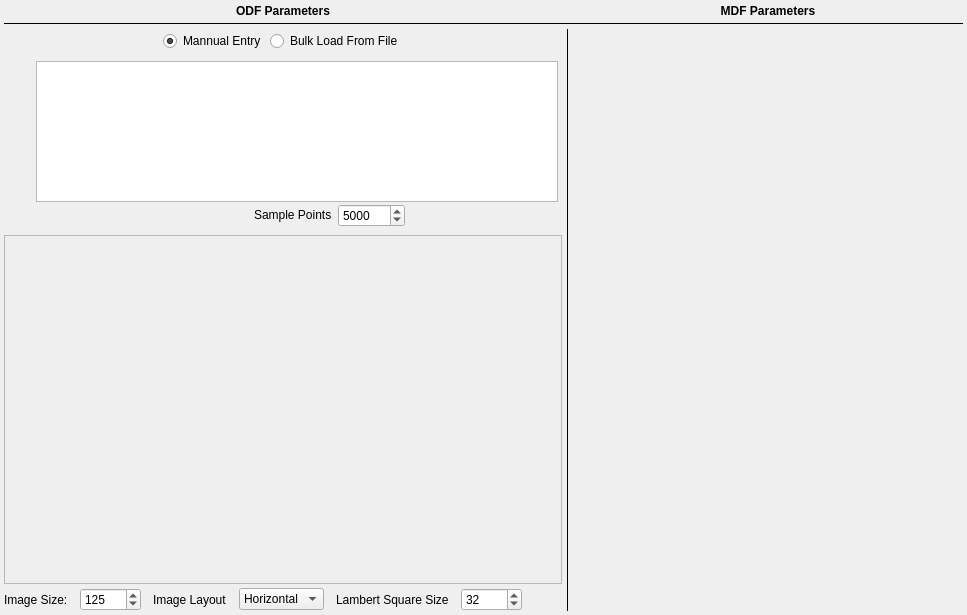
Qt form Source/Plugins/StatsGenerator/Widgets/UI_Files/StatsGenAxisODFWidget.ui (BlueQuartzSoftware/DREAM3D) before a commit.
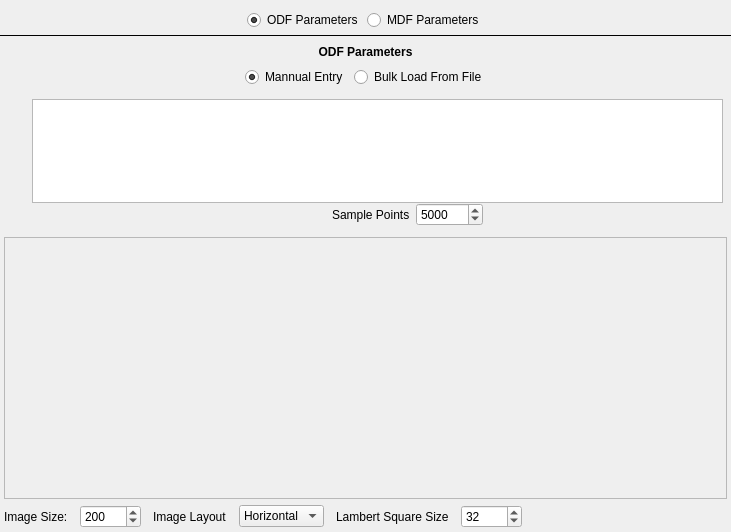
The same form after that commit. Icons and pictures are not drawn. Custom widgets are drawn as their Qt base class.

Commit message: StatsGenerator improvements: Adding additional messages to the QProgressDialog during the opening of a StatsFile. Adding a small dialog when ODF data is being recalculated. Changing the UI for the distribution plots to use exclusive radio buttons to change between the plots.

What changed in the file:
```diff
--- a/Source/Plugins/StatsGenerator/Widgets/UI_Files/StatsGenAxisODFWidget.ui
+++ b/Source/Plugins/StatsGenerator/Widgets/UI_Files/StatsGenAxisODFWidget.ui
@@ -6,8 +6,8 @@
    <rect>
     <x>0</x>
     <y>0</y>
-    <width>967</width>
-    <height>615</height>
+    <width>731</width>
+    <height>532</height>
    </rect>
   </property>
   <property name="windowTitle">
@@ -15,36 +15,27 @@
   </property>
   <layout class="QGridLayout" name="gridLayout_2">
    <property name="leftMargin">
-    <number>4</number>
+    <number>0</number>
    </property>
    <property name="topMargin">
-    <number>4</number>
+    <number>0</number>
    </property>
    <property name="rightMargin">
-    <number>4</number>
+    <number>0</number>
    </property>
    <property name="bottomMargin">
-    <number>4</number>
+    <number>0</number>
    </property>
    <property name="spacing">
     <number>4</number>
    </property>
-   <item row="2" column="0">
-    <layout class="QHBoxLayout" name="horizontalLayout_7">
-     <property name="leftMargin">
-      <number>2</number>
-     </property>
+   <item row="1" column="0">
+    <layout class="QHBoxLayout" name="horizontalLayout_4">
      <property name="topMargin">
-      <number>2</number>
-     </property>
-     <property name="rightMargin">
-      <number>2</number>
-     </property>
-     <property name="bottomMargin">
-      <number>2</number>
+      <number>10</number>
      </property>
      <item>
-      <spacer name="horizontalSpacer_6">
+      <spacer name="horizontalSpacer_5">
        <property name="orientation">
         <enum>Qt::Horizontal</enum>
        </property>
@@ -57,9 +48,9 @@
       </spacer>
      </item>
      <item>
-      <widget class="QRadioButton" name="m_WeightSpreads">
+      <widget class="QRadioButton" name="m_ODFParametersBtn">
        <property name="text">
-        <string>Mannual Entry</string>
+        <string>ODF Parameters</string>
        </property>
        <property name="checked">
         <bool>true</bool>
@@ -67,14 +58,14 @@
       </widget>
      </item>
      <item>
-      <widget class="QRadioButton" name="m_WeightSpreadsBulkLoad">
+      <widget class="QRadioButton" name="m_MDFParametersBtn">
        <property name="text">
-        <string>Bulk Load From File</string>
+        <string>MDF Parameters</string>
        </property>
       </widget>
      </item>
      <item>
-      <spacer name="horizontalSpacer_9">
+      <spacer name="horizontalSpacer_7">
        <property name="orientation">
         <enum>Qt::Horizontal</enum>
        </property>
@@ -88,7 +79,32 @@
      </item>
     </layout>
    </item>
-   <item row="4" column="0">
+   <item row="3" column="0" rowspan="2">
+    <widget class="QStackedWidget" name="stackedWidget">
+     <property name="frameShape">
+      <enum>QFrame::NoFrame</enum>
+     </property>
+     <property name="currentIndex">
+      <number>0</number>
+     </property>
+     <widget class="QWidget" name="page">
+      <layout class="QGridLayout" name="gridLayout_5">
+       <property name="leftMargin">
+        <number>4</number>
+       </property>
+       <property name="topMargin">
+        <number>4</number>
+       </property>
+       <property name="rightMargin">
+        <number>4</number>
+       </property>
+       <property name="bottomMargin">
+        <number>4</number>
+       </property>
+       <property name="spacing">
+        <number>6</number>
+       </property>
+       <item row="4" column="0" colspan="2">
     <widget class="QScrollArea" name="m_PFScrollArea">
      <property name="sizePolicy">
       <sizepolicy hsizetype="Expanding" vsizetype="Expanding">
@@ -110,8 +126,8 @@
        <rect>
         <x>0</x>
         <y>0</y>
-        <width>647</width>
-        <height>341</height>
+            <width>721</width>
+            <height>151</height>
        </rect>
       </property>
       <property name="sizePolicy">
@@ -144,6 +160,12 @@
        </property>
        <item>
         <widget class="QLabel" name="m_PoleFigureLabel">
+             <property name="sizePolicy">
+              <sizepolicy hsizetype="Preferred" vsizetype="Preferred">
+               <horstretch>0</horstretch>
+               <verstretch>2</verstretch>
+              </sizepolicy>
+             </property>
          <property name="text">
           <string/>
          </property>
@@ -153,7 +175,171 @@
      </widget>
     </widget>
    </item>
-   <item row="3" column="0">
+       <item row="5" column="0" colspan="2">
+        <layout class="QGridLayout" name="gridLayout_4">
+         <property name="horizontalSpacing">
+          <number>12</number>
+         </property>
+         <item row="0" column="1">
+          <widget class="QLabel" name="label_5">
+           <property name="text">
+            <string>Image Size:</string>
+           </property>
+          </widget>
+         </item>
+         <item row="0" column="2">
+          <widget class="QSpinBox" name="pfImageSize">
+           <property name="maximum">
+            <number>10000</number>
+           </property>
+           <property name="value">
+            <number>200</number>
+           </property>
+          </widget>
+         </item>
+         <item row="0" column="3">
+          <widget class="QLabel" name="label_8">
+           <property name="toolTip">
+            <string>Controls the size of the Modified Lambert Square that is used for interpolation of the angular data during the stereographic project generation. You should leave this at the default unless you really understand what you are doing.</string>
+           </property>
+           <property name="text">
+            <string>Image Layout</string>
+           </property>
+          </widget>
+         </item>
+         <item row="0" column="5">
+          <widget class="QLabel" name="pfLambertLabel">
+           <property name="toolTip">
+            <string>Controls the size of the Modified Lambert Square that is used for interpolation of the angular data during the stereographic project generation. You should leave this at the default unless you really understand what you are doing.</string>
+           </property>
+           <property name="text">
+            <string>Lambert Square Size</string>
+           </property>
+          </widget>
+         </item>
+         <item row="0" column="6">
+          <widget class="QSpinBox" name="pfLambertSize">
+           <property name="maximum">
+            <number>10000</number>
+           </property>
+           <property name="value">
+            <number>32</number>
+           </property>
+          </widget>
+         </item>
+         <item row="0" column="4">
+          <widget class="QComboBox" name="imageLayout">
+           <property name="currentIndex">
+            <number>0</number>
+           </property>
+           <item>
+            <property name="text">
+             <string>Horizontal</string>
+            </property>
+           </item>
+           <item>
+            <property name="text">
+             <string>Vertical</string>
+            </property>
+           </item>
+           <item>
+            <property name="text">
+             <string>Square</string>
+            </property>
+           </item>
+          </widget>
+         </item>
+         <item row="0" column="7">
+          <spacer name="horizontalSpacer_2">
+           <property name="orientation">
+            <enum>Qt::Horizontal</enum>
+           </property>
+           <property name="sizeHint" stdset="0">
+            <size>
+             <width>40</width>
+             <height>20</height>
+            </size>
+           </property>
+          </spacer>
+         </item>
+        </layout>
+       </item>
+       <item row="0" column="0" colspan="2">
+        <widget class="QLabel" name="label_2">
+         <property name="font">
+          <font>
+           <weight>75</weight>
+           <bold>true</bold>
+          </font>
+         </property>
+         <property name="text">
+          <string>ODF Parameters</string>
+         </property>
+         <property name="alignment">
+          <set>Qt::AlignCenter</set>
+         </property>
+        </widget>
+       </item>
+       <item row="2" column="0" colspan="2">
+        <layout class="QHBoxLayout" name="horizontalLayout_7">
+         <property name="leftMargin">
+          <number>2</number>
+         </property>
+         <property name="topMargin">
+          <number>2</number>
+         </property>
+         <property name="rightMargin">
+          <number>2</number>
+         </property>
+         <property name="bottomMargin">
+          <number>2</number>
+         </property>
+         <item>
+          <spacer name="horizontalSpacer_6">
+           <property name="orientation">
+            <enum>Qt::Horizontal</enum>
+           </property>
+           <property name="sizeHint" stdset="0">
+            <size>
+             <width>40</width>
+             <height>20</height>
+            </size>
+           </property>
+          </spacer>
+         </item>
+         <item>
+          <widget class="QRadioButton" name="m_WeightSpreads">
+           <property name="text">
+            <string>Mannual Entry</string>
+           </property>
+           <property name="checked">
+            <bool>true</bool>
+           </property>
+          </widget>
+         </item>
+         <item>
+          <widget class="QRadioButton" name="m_WeightSpreadsBulkLoad">
+           <property name="text">
+            <string>Bulk Load From File</string>
+           </property>
+          </widget>
+         </item>
+         <item>
+          <spacer name="horizontalSpacer_9">
+           <property name="orientation">
+            <enum>Qt::Horizontal</enum>
+           </property>
+           <property name="sizeHint" stdset="0">
+            <size>
+             <width>40</width>
+             <height>20</height>
+            </size>
+           </property>
+          </spacer>
+         </item>
+        </layout>
+       </item>
+       <item row="3" column="0" colspan="2">
     <widget class="QStackedWidget" name="m_WeightSpreadsStackedWidget">
      <property name="sizePolicy">
       <sizepolicy hsizetype="Preferred" vsizetype="Preferred">
@@ -182,9 +368,37 @@
         <number>4</number>
        </property>
        <property name="spacing">
-        <number>2</number>
-       </property>
-       <item row="2" column="0" colspan="3">
+            <number>0</number>
+           </property>
+           <item row="1" column="1">
+            <widget class="QTableView" name="m_ODFTableView">
+             <property name="sizePolicy">
+              <sizepolicy hsizetype="Expanding" vsizetype="Expanding">
+               <horstretch>0</horstretch>
+               <verstretch>2</verstretch>
+              </sizepolicy>
+             </property>
+             <property name="minimumSize">
+              <size>
+               <width>0</width>
+               <height>0</height>
+              </size>
+             </property>
+             <property name="maximumSize">
+              <size>
+               <width>16777215</width>
+               <height>16777215</height>
+              </size>
+             </property>
+             <property name="toolTip">
+              <string>&lt;html&gt;&lt;head/&gt;&lt;body&gt;&lt;p&gt;By default if no custom rows are entered then a completely random ODF will be generated. Adding rows to this table results in those texture values being integrated into the random ODF data.&lt;/p&gt;&lt;/body&gt;&lt;/html&gt;</string>
+             </property>
+             <attribute name="horizontalHeaderDefaultSectionSize">
+              <number>60</number>
+             </attribute>
+            </widget>
+           </item>
+           <item row="2" column="1">
         <layout class="QHBoxLayout" name="horizontalLayout_2">
          <property name="spacing">
           <number>6</number>
@@ -202,14 +416,14 @@
            </property>
            <property name="minimumSize">
             <size>
-             <width>16</width>
-             <height>16</height>
+                 <width>24</width>
+                 <height>24</height>
             </size>
            </property>
            <property name="maximumSize">
             <size>
-             <width>48</width>
-             <height>48</height>
+                 <width>24</width>
+                 <height>24</height>
             </size>
            </property>
            <property name="toolTip">
@@ -250,10 +464,16 @@
              <verstretch>0</verstretch>
             </sizepolicy>
            </property>
+               <property name="minimumSize">
+                <size>
+                 <width>24</width>
+                 <height>24</height>
+                </size>
+               </property>
            <property name="maximumSize">
             <size>
-             <width>48</width>
-             <height>48</height>
+                 <width>24</width>
+                 <height>24</height>
             </size>
            </property>
            <property name="toolTip">
@@ -340,7 +560,7 @@
          </item>
         </layout>
        </item>
-       <item row="0" column="0" rowspan="2">
+           <item row="1" column="0" rowspan="2">
         <layout class="QVBoxLayout" name="verticalLayout">
          <property name="spacing">
           <number>12</number>
@@ -350,6 +570,12 @@
          </property>
          <item>
           <widget class="QPushButton" name="addODFTextureBtn">
+               <property name="sizePolicy">
+                <sizepolicy hsizetype="Preferred" vsizetype="Preferred">
+                 <horstretch>0</horstretch>
+                 <verstretch>0</verstretch>
+                </sizepolicy>
+               </property>
            <property name="minimumSize">
             <size>
              <width>16</width>
@@ -386,7 +612,7 @@
          <item>
           <widget class="QPushButton" name="deleteODFTextureBtn">
            <property name="sizePolicy">
-            <sizepolicy hsizetype="Fixed" vsizetype="Fixed">
+                <sizepolicy hsizetype="Preferred" vsizetype="Preferred">
              <horstretch>0</horstretch>
              <verstretch>0</verstretch>
             </sizepolicy>
@@ -439,34 +665,6 @@
          </item>
         </layout>
        </item>
-       <item row="0" column="2" rowspan="2">
-        <widget class="QTableView" name="m_ODFTableView">
-         <property name="sizePolicy">
-          <sizepolicy hsizetype="Expanding" vsizetype="Expanding">
-           <horstretch>0</horstretch>
-           <verstretch>2</verstretch>
-          </sizepolicy>
-         </property>
-         <property name="minimumSize">
-          <size>
-           <width>0</width>
-           <height>0</height>
-          </size>
-         </property>
-         <property name="maximumSize">
-          <size>
-           <width>16777215</width>
-           <height>16777215</height>
-          </size>
-         </property>
-         <property name="toolTip">
-          <string>&lt;html&gt;&lt;head/&gt;&lt;body&gt;&lt;p&gt;By default if no custom rows are entered then a completely random ODF will be generated. Adding rows to this table results in those texture values being integrated into the random ODF data.&lt;/p&gt;&lt;/body&gt;&lt;/html&gt;</string>
-         </property>
-         <attribute name="horizontalHeaderDefaultSectionSize">
-          <number>60</number>
-         </attribute>
-        </widget>
-       </item>
       </layout>
      </widget>
      <widget class="QWidget" name="weightSpreadBulkPage">
@@ -624,24 +822,27 @@
      </widget>
     </widget>
    </item>
-   <item row="0" column="2">
-    <widget class="QLabel" name="label_6">
-     <property name="font">
-      <font>
-       <weight>75</weight>
-       <bold>true</bold>
-      </font>
-     </property>
-     <property name="text">
-      <string>MDF Parameters</string>
-     </property>
-     <property name="alignment">
-      <set>Qt::AlignCenter</set>
-     </property>
-    </widget>
-   </item>
+      </layout>
+     </widget>
+     <widget class="QWidget" name="page_2">
+      <layout class="QGridLayout" name="gridLayout_6">
+       <property name="leftMargin">
+        <number>4</number>
+       </property>
+       <property name="topMargin">
+        <number>4</number>
+       </property>
+       <property name="rightMargin">
+        <number>4</number>
+       </property>
+       <property name="bottomMargin">
+        <number>4</number>
+       </property>
+       <property name="spacing">
+        <number>4</number>
+       </property>
    <item row="0" column="0">
-    <widget class="QLabel" name="label_2">
+        <widget class="QLabel" name="label_6">
      <property name="font">
       <font>
        <weight>75</weight>
@@ -649,34 +850,14 @@
       </font>
      </property>
      <property name="text">
-      <string>ODF Parameters</string>
+          <string>MDF Parameters</string>
      </property>
      <property name="alignment">
       <set>Qt::AlignCenter</set>
      </property>
     </widget>
    </item>
-   <item row="2" column="1" rowspan="6">
-    <widget class="Line" name="line">
-     <property name="frameShadow">
-      <enum>QFrame::Plain</enum>
-     </property>
-     <property name="orientation">
-      <enum>Qt::Vertical</enum>
-     </property>
-    </widget>
-   </item>
-   <item row="1" column="0" colspan="3">
-    <widget class="Line" name="line_2">
-     <property name="frameShadow">
-      <enum>QFrame::Plain</enum>
-     </property>
-     <property name="orientation">
-      <enum>Qt::Horizontal</enum>
-     </property>
-    </widget>
-   </item>
-   <item row="2" column="2" rowspan="6">
+       <item row="1" column="0">
     <widget class="StatsGenMDFWidget" name="m_MDFWidget" native="true">
      <property name="sizePolicy">
       <sizepolicy hsizetype="Expanding" vsizetype="Expanding">
@@ -692,94 +873,19 @@
      </property>
     </widget>
    </item>
-   <item row="5" column="0" rowspan="3">
-    <layout class="QGridLayout" name="gridLayout_4">
-     <property name="horizontalSpacing">
-      <number>12</number>
-     </property>
-     <item row="0" column="1">
-      <widget class="QLabel" name="label_5">
-       <property name="text">
-        <string>Image Size:</string>
-       </property>
-      </widget>
-     </item>
-     <item row="0" column="2">
-      <widget class="QSpinBox" name="pfImageSize">
-       <property name="maximum">
-        <number>10000</number>
-       </property>
-       <property name="value">
-        <number>125</number>
-       </property>
-      </widget>
-     </item>
-     <item row="0" column="3">
-      <widget class="QLabel" name="label_8">
-       <property name="toolTip">
-        <string>Controls the size of the Modified Lambert Square that is used for interpolation of the angular data during the stereographic project generation. You should leave this at the default unless you really understand what you are doing.</string>
-       </property>
-       <property name="text">
-        <string>Image Layout</string>
-       </property>
-      </widget>
-     </item>
-     <item row="0" column="5">
-      <widget class="QLabel" name="pfLambertLabel">
-       <property name="toolTip">
-        <string>Controls the size of the Modified Lambert Square that is used for interpolation of the angular data during the stereographic project generation. You should leave this at the default unless you really understand what you are doing.</string>
-       </property>
-       <property name="text">
-        <string>Lambert Square Size</string>
-       </property>
-      </widget>
-     </item>
-     <item row="0" column="6">
-      <widget class="QSpinBox" name="pfLambertSize">
-       <property name="maximum">
-        <number>10000</number>
-       </property>
-       <property name="value">
-        <number>32</number>
-       </property>
-      </widget>
-     </item>
-     <item row="0" column="4">
-      <widget class="QComboBox" name="imageLayout">
-       <property name="currentIndex">
-        <number>0</number>
-       </property>
-       <item>
-        <property name="text">
-         <string>Horizontal</string>
-        </property>
-       </item>
-       <item>
-        <property name="text">
-         <string>Vertical</string>
-        </property>
-       </item>
-       <item>
-        <property name="text">
-         <string>Square</string>
-        </property>
-       </item>
-      </widget>
-     </item>
-     <item row="0" column="7">
-      <spacer name="horizontalSpacer_2">
+      </layout>
+     </widget>
+    </widget>
+   </item>
+   <item row="2" column="0">
+    <widget class="Line" name="line_2">
+     <property name="frameShadow">
+      <enum>QFrame::Plain</enum>
+     </property>
        <property name="orientation">
         <enum>Qt::Horizontal</enum>
        </property>
-       <property name="sizeHint" stdset="0">
-        <size>
-         <width>40</width>
-         <height>20</height>
-        </size>
-       </property>
-      </spacer>
-     </item>
-    </layout>
+    </widget>
    </item>
   </layout>
  </widget>
```
Left out of the diff: 6 changed lines with no effect on the pictures. Lines whose indentation alone changed are shown as unchanged. The commit also changes 14 other files.
